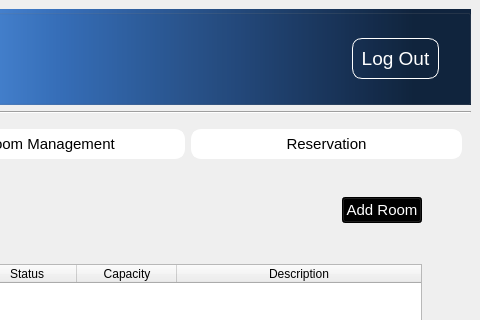
Old version of the form main_window.ui in the repository euuii/StayBook; both pictures show x 382 to 862 and y 0 to 320 of the 862 by 699 pixel window.
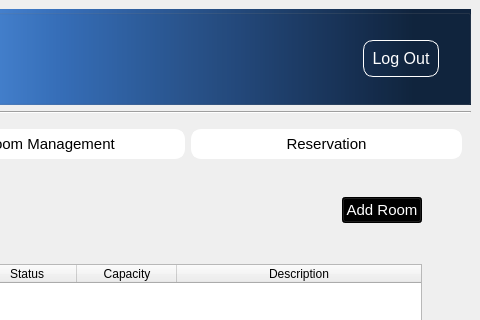
New version of the form. Icons and pictures are not drawn.

The edit to the form file:
```diff
--- a/main_window.ui
+++ b/main_window.ui
@@ -140,7 +140,7 @@
           <widget class="QPushButton" name="pushButton">
            <property name="font">
             <font>
-             <pointsize>14</pointsize>
+             <pointsize>12</pointsize>
             </font>
            </property>
            <property name="styleSheet">
```
Left out of the diff: 2 changed lines with no effect on the pictures.
